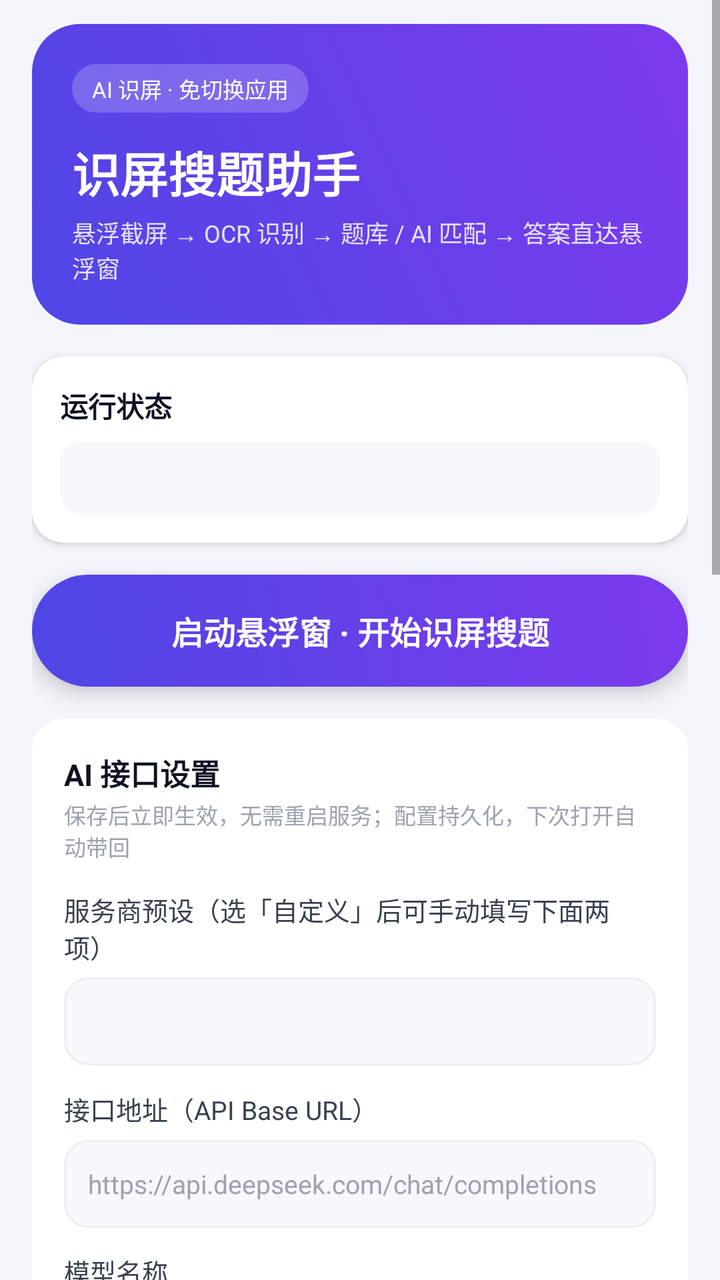
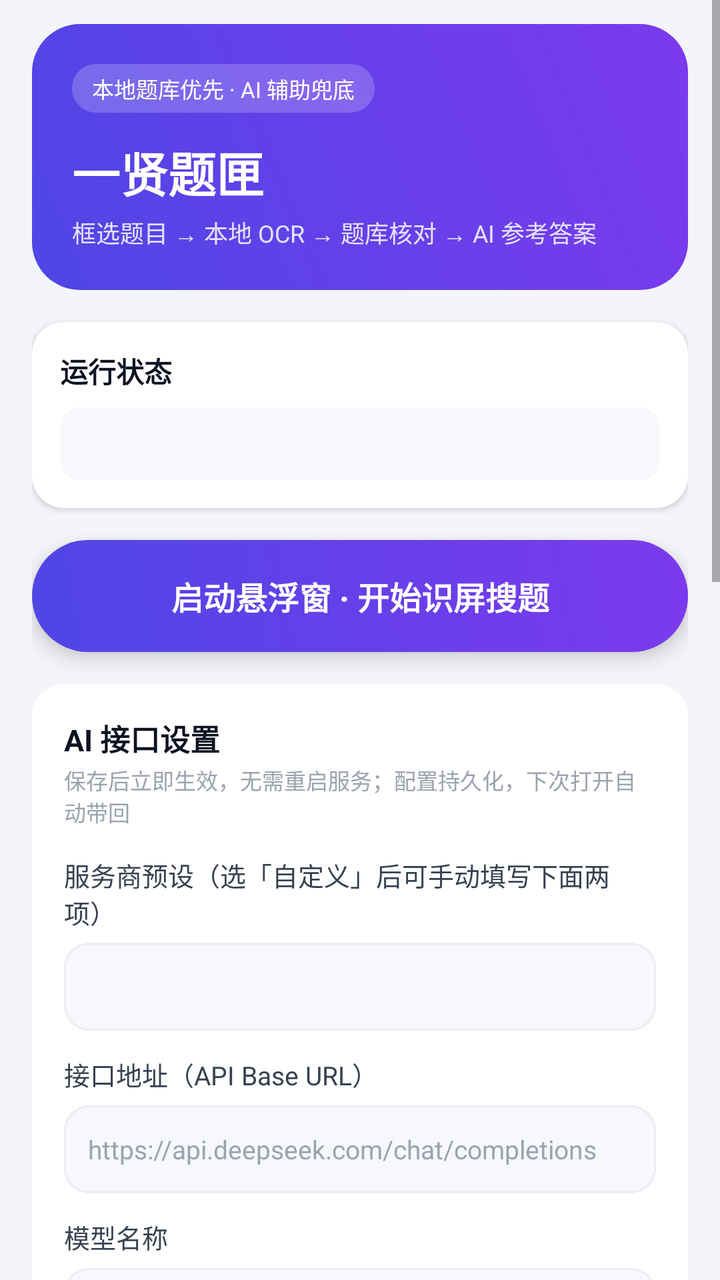

Before-and-after screenshots of an Android layout around one commit, followed by the original layout XML and the change that was made.
<!-- AndroidManifest.xml: application theme Theme.SearchHelper -->
<!-- res/layout/activity_main.xml -->
<?xml version="1.0" encoding="utf-8"?>
<ScrollView xmlns:android="http://schemas.android.com/apk/res/android"
    android:layout_width="match_parent"
    android:layout_height="match_parent"
    android:background="@color/bg_page"
    android:fillViewport="true">

    <LinearLayout
        android:layout_width="match_parent"
        android:layout_height="wrap_content"
        android:orientation="vertical"
        android:paddingLeft="16dp"
        android:paddingTop="12dp"
        android:paddingRight="16dp"
        android:paddingBottom="32dp">

        

        <LinearLayout
            android:layout_width="match_parent"
            android:layout_height="wrap_content"
            android:background="@drawable/bg_hero_gradient"
            android:orientation="vertical"
            android:padding="20dp">

            <TextView
                android:layout_width="wrap_content"
                android:layout_height="wrap_content"
                android:background="@drawable/bg_btn_tonal_gray"
                android:backgroundTint="#33FFFFFF"
                android:paddingLeft="10dp"
                android:paddingTop="4dp"
                android:paddingRight="10dp"
                android:paddingBottom="4dp"
                android:text="AI 识屏 · 免切换应用"
                android:textColor="#FFFFFF"
                android:textSize="11sp" />

            <TextView
                android:layout_width="match_parent"
                android:layout_height="wrap_content"
                android:layout_marginTop="12dp"
                android:text="识屏搜题助手"
                android:textColor="#FFFFFF"
                android:textSize="24sp"
                android:textStyle="bold" />

            <TextView
                android:layout_width="match_parent"
                android:layout_height="wrap_content"
                android:layout_marginTop="4dp"
                android:text="悬浮截屏 → OCR 识别 → 题库 / AI 匹配 → 答案直达悬浮窗"
                android:textColor="#E4E1FF"
                android:textSize="12sp" />
        </LinearLayout>

        

        <LinearLayout
            android:layout_width="match_parent"
            android:layout_height="wrap_content"
            android:layout_marginTop="16dp"
            android:background="@drawable/bg_card"
            android:elevation="2dp"
            android:orientation="vertical"
            android:padding="14dp">

            <TextView
                android:layout_width="match_parent"
                android:layout_height="wrap_content"
                android:text="运行状态"
                android:textColor="@color/text_primary"
                android:textSize="14sp"
                android:textStyle="bold" />

            <TextView
                android:id="@+id/tv_status"
                android:layout_width="match_parent"
                android:layout_height="wrap_content"
                android:layout_marginTop="8dp"
                android:background="@drawable/bg_field_soft"
                android:padding="10dp"
                android:textColor="@color/text_secondary"
                android:textSize="12sp" />
        </LinearLayout>

        

        <androidx.appcompat.widget.AppCompatButton
            android:id="@+id/btn_start"
            style="@style/Button.CTA"
            android:layout_width="match_parent"
            android:layout_height="56dp"
            android:layout_marginTop="16dp"
            android:text="启动悬浮窗 · 开始识屏搜题" />

        

        <LinearLayout
            android:layout_width="match_parent"
            android:layout_height="wrap_content"
            android:layout_marginTop="16dp"
            android:background="@drawable/bg_card"
            android:elevation="2dp"
            android:orientation="vertical"
            android:padding="16dp">

            <TextView
                android:layout_width="match_parent"
                android:layout_height="wrap_content"
                android:text="AI 接口设置"
                android:textColor="@color/text_primary"
                android:textSize="15sp"
                android:textStyle="bold" />

            <TextView
                android:layout_width="match_parent"
                android:layout_height="wrap_content"
                android:layout_marginTop="2dp"
                android:text="保存后立即生效，无需重启服务；配置持久化，下次打开自动带回"
                android:textColor="@color/text_hint"
                android:textSize="11sp" />

            <TextView
                style="@style/Text.FieldLabel"
                android:layout_width="match_parent"
                android:layout_height="wrap_content"
                android:layout_marginTop="14dp"
                android:text="服务商预设（选「自定义」后可手动填写下面两项）" />

            <FrameLayout
                android:layout_width="match_parent"
                android:layout_height="44dp"
                android:layout_marginTop="6dp"
                android:background="@drawable/bg_input"
                android:paddingLeft="10dp"
                android:paddingRight="6dp">

                <Spinner
                    android:id="@+id/spinner_preset"
                    android:layout_width="match_parent"
                    android:layout_height="match_parent"
                    android:background="@null" />
            </FrameLayout>

            <TextView
                style="@style/Text.FieldLabel"
                android:layout_width="match_parent"
                android:layout_height="wrap_content"
                android:layout_marginTop="12dp"
                android:text="接口地址（API Base URL）" />

            <EditText
                android:id="@+id/et_endpoint"
                android:layout_width="match_parent"
                android:layout_height="44dp"
                android:layout_marginTop="6dp"
                android:background="@drawable/bg_input"
                android:hint="https://api.deepseek.com/chat/completions"
                android:inputType="textUri"
                android:maxLines="1"
                android:paddingLeft="12dp"
                android:paddingRight="12dp"
                android:textColor="@color/text_primary"
                android:textColorHint="@color/text_hint"
                android:textSize="13sp" />

            <TextView
                style="@style/Text.FieldLabel"
                android:layout_width="match_parent"
                android:layout_height="wrap_content"
                android:layout_marginTop="12dp"
                android:text="模型名称" />

            <EditText
                android:id="@+id/et_model"
                android:layout_width="match_parent"
                android:layout_height="44dp"
                android:layout_marginTop="6dp"
                android:background="@drawable/bg_input"
                android:hint="deepseek-chat"
                android:inputType="textNoSuggestions"
                android:maxLines="1"
                android:paddingLeft="12dp"
                android:paddingRight="12dp"
                android:textColor="@color/text_primary"
                android:textColorHint="@color/text_hint"
                android:textSize="13sp" />

            <TextView
                style="@style/Text.FieldLabel"
                android:layout_width="match_parent"
                android:layout_height="wrap_content"
                android:layout_marginTop="12dp"
                android:text="API Key（题库能命中时可不填）" />

            <EditText
                android:id="@+id/et_api_key"
                android:layout_width="match_parent"
                android:layout_height="44dp"
                android:layout_marginTop="6dp"
                android:background="@drawable/bg_input"
                android:hint="sk-xxxxxxxxxxxxxxxx"
                android:importantForAutofill="no"
                android:inputType="textPassword"
                android:maxLines="1"
                android:paddingLeft="12dp"
                android:paddingRight="12dp"
                android:textColor="@color/text_primary"
                android:textColorHint="@color/text_hint"
                android:textSize="13sp" />

            <CheckBox
                android:id="@+id/check_show_key"
                android:layout_width="match_parent"
                android:layout_height="wrap_content"
                android:layout_marginTop="4dp"
                android:text="显示 API Key（明文）"
                android:textColor="@color/text_secondary"
                android:textSize="13sp" />

            <TextView
                android:id="@+id/tv_key_status"
                android:layout_width="match_parent"
                android:layout_height="wrap_content"
                android:layout_marginTop="6dp"
                android:background="@drawable/bg_field_soft"
                android:padding="10dp"
                android:textColor="@color/text_secondary"
                android:textSize="12sp" />

            <LinearLayout
                android:layout_width="match_parent"
                android:layout_height="wrap_content"
                android:layout_marginTop="12dp"
                android:orientation="horizontal">

                <androidx.appcompat.widget.AppCompatButton
                    android:id="@+id/btn_save_ai"
                    style="@style/Button.Primary"
                    android:layout_width="0dp"
                    android:layout_height="46dp"
                    android:layout_weight="1"
                    android:text="保存配置" />

                <androidx.appcompat.widget.AppCompatButton
                    android:id="@+id/btn_test_ai"
                    style="@style/Button.Outline"
                    android:layout_width="0dp"
                    android:layout_height="46dp"
                    android:layout_marginStart="10dp"
                    android:layout_weight="1"
                    android:text="测试连接" />
            </LinearLayout>

            <androidx.appcompat.widget.AppCompatButton
                android:id="@+id/btn_reset_ai"
                style="@style/Button.TonalGray"
                android:layout_width="match_parent"
                android:layout_height="40dp"
                android:layout_marginTop="10dp"
                android:text="恢复默认接口（DeepSeek）"
                android:textSize="12sp" />
        </LinearLayout>

        

        <LinearLayout
            android:layout_width="match_parent"
            android:layout_height="wrap_content"
            android:layout_marginTop="16dp"
            android:background="@drawable/bg_card"
            android:elevation="2dp"
            android:orientation="vertical"
            android:padding="16dp">

            <TextView
                android:layout_width="match_parent"
                android:layout_height="wrap_content"
                android:text="识别区域"
                android:textColor="@color/text_primary"
                android:textSize="15sp"
                android:textStyle="bold" />

            <TextView
                android:layout_width="match_parent"
                android:layout_height="wrap_content"
                android:layout_marginTop="2dp"
                android:text="截屏搜题时识别屏幕的哪一部分"
                android:textColor="@color/text_hint"
                android:textSize="11sp" />

            <FrameLayout
                android:layout_width="match_parent"
                android:layout_height="44dp"
                android:layout_marginTop="10dp"
                android:background="@drawable/bg_input"
                android:paddingLeft="10dp"
                android:paddingRight="6dp">

                <Spinner
                    android:id="@+id/spinner_region"
                    android:layout_width="match_parent"
                    android:layout_height="match_parent"
                    android:background="@null" />
            </FrameLayout>

            <LinearLayout
                android:layout_width="match_parent"
                android:layout_height="wrap_content"
                android:layout_marginTop="8dp"
                android:gravity="center_vertical"
                android:orientation="horizontal">

                <TextView
                    android:id="@+id/tv_region_hint"
                    android:layout_width="0dp"
                    android:layout_height="wrap_content"
                    android:layout_weight="1"
                    android:background="@drawable/bg_field_soft"
                    android:padding="10dp"
                    android:textColor="@color/text_secondary"
                    android:textSize="12sp" />

                <androidx.appcompat.widget.AppCompatButton
                    android:id="@+id/btn_clear_region"
                    style="@style/Button.TonalGray"
                    android:layout_width="wrap_content"
                    android:layout_height="40dp"
                    android:layout_marginStart="8dp"
                    android:paddingLeft="12dp"
                    android:paddingRight="12dp"
                    android:text="清除已存区域"
                    android:textSize="12sp" />
            </LinearLayout>
        </LinearLayout>

        

        <LinearLayout
            android:layout_width="match_parent"
            android:layout_height="wrap_content"
            android:layout_marginTop="16dp"
            android:background="@drawable/bg_card"
            android:elevation="2dp"
            android:orientation="vertical"
            android:padding="16dp">

            <TextView
                android:layout_width="match_parent"
                android:layout_height="wrap_content"
                android:text="题库管理"
                android:textColor="@color/text_primary"
                android:textSize="15sp"
                android:textStyle="bold" />

            <TextView
                android:layout_width="match_parent"
                android:layout_height="wrap_content"
                android:layout_marginTop="2dp"
                android:text="支持 .xlsx / .csv / .txt，导入时可指定列"
                android:textColor="@color/text_hint"
                android:textSize="11sp" />

            <LinearLayout
                android:layout_width="match_parent"
                android:layout_height="wrap_content"
                android:layout_marginTop="12dp"
                android:orientation="horizontal">

                <androidx.appcompat.widget.AppCompatButton
                    android:id="@+id/btn_import"
                    style="@style/Button.TonalIndigo"
                    android:layout_width="0dp"
                    android:layout_height="46dp"
                    android:layout_weight="1"
                    android:text="导入题库" />

                <androidx.appcompat.widget.AppCompatButton
                    android:id="@+id/btn_clear"
                    style="@style/Button.TonalDanger"
                    android:layout_width="0dp"
                    android:layout_height="46dp"
                    android:layout_marginStart="10dp"
                    android:layout_weight="1"
                    android:text="清空导入题库" />
            </LinearLayout>
        </LinearLayout>

        

        <androidx.appcompat.widget.AppCompatButton
            android:id="@+id/btn_stop"
            style="@style/Button.TonalGray"
            android:layout_width="match_parent"
            android:layout_height="46dp"
            android:layout_marginTop="16dp"
            android:text="停止服务并关闭悬浮窗" />

    </LinearLayout>
</ScrollView>
<!-- resources referenced by this layout -->
<resources>
  <color name="bg_page">#F4F5FA</color>
  <color name="text_hint">#9CA3AF</color>
  <color name="text_primary">#0F1222</color>
  <color name="text_secondary">#6B7280</color>
  <!-- drawable bg_btn_tonal_gray (drawable) -->
  <?xml version="1.0" encoding="utf-8"?>
  <shape xmlns:android="http://schemas.android.com/apk/res/android">
      <solid android:color="#EEF0F5" />
      <corners android:radius="12dp" />
  </shape>
  <!-- drawable bg_card (drawable) -->
  <?xml version="1.0" encoding="utf-8"?>
  <shape xmlns:android="http://schemas.android.com/apk/res/android">
      <solid android:color="@color/card" />
      <corners android:radius="16dp" />
  </shape>
  <!-- drawable bg_field_soft (drawable) -->
  <?xml version="1.0" encoding="utf-8"?>
  <shape xmlns:android="http://schemas.android.com/apk/res/android">
      <solid android:color="@color/field" />
      <corners android:radius="10dp" />
  </shape>
  <!-- drawable bg_hero_gradient (drawable) -->
  <?xml version="1.0" encoding="utf-8"?>
  <shape xmlns:android="http://schemas.android.com/apk/res/android">
      <gradient
          android:angle="45"
          android:startColor="@color/primary"
          android:endColor="@color/primary_end" />
      <corners android:radius="24dp" />
  </shape>
  <!-- drawable bg_input (drawable) -->
  <?xml version="1.0" encoding="utf-8"?>
  <shape xmlns:android="http://schemas.android.com/apk/res/android">
      <solid android:color="@color/field" />
      <stroke
          android:width="1dp"
          android:color="@color/field_stroke" />
      <corners android:radius="12dp" />
  </shape>
  <style name="Text.FieldLabel" parent="TextAppearance.AppCompat">
          <item name="android:textColor">#374151</item>
          <item name="android:textSize">13sp</item>
      </style>
  <color name="card">#FFFFFF</color>
  <color name="field">#F7F8FC</color>
  <color name="primary">#4F46E5</color>
  <color name="primary_end">#7C3AED</color>
  <color name="field_stroke">#ECEDF4</color>
  <!-- drawable bg_btn_cta (drawable) -->
  <?xml version="1.0" encoding="utf-8"?>
  <shape xmlns:android="http://schemas.android.com/apk/res/android">
      <gradient
          android:angle="45"
          android:startColor="@color/primary"
          android:endColor="@color/primary_end" />
      <corners android:radius="28dp" />
  </shape>
  <!-- drawable bg_btn_outline (drawable) -->
  <?xml version="1.0" encoding="utf-8"?>
  <shape xmlns:android="http://schemas.android.com/apk/res/android">
      <solid android:color="@color/card" />
      <stroke
          android:width="1dp"
          android:color="@color/stroke_subtle" />
      <corners android:radius="16dp" />
  </shape>
  <!-- drawable bg_btn_primary (drawable) -->
  <?xml version="1.0" encoding="utf-8"?>
  <shape xmlns:android="http://schemas.android.com/apk/res/android">
      <gradient
          android:angle="45"
          android:startColor="@color/primary"
          android:endColor="@color/primary_end" />
      <corners android:radius="16dp" />
  </shape>
  <!-- drawable bg_btn_tonal_danger (drawable) -->
  <?xml version="1.0" encoding="utf-8"?>
  <shape xmlns:android="http://schemas.android.com/apk/res/android">
      <solid android:color="@color/danger_tint" />
      <corners android:radius="12dp" />
  </shape>
  <color name="danger">#FF6B35</color>
  <!-- drawable bg_btn_tonal_indigo (drawable) -->
  <?xml version="1.0" encoding="utf-8"?>
  <shape xmlns:android="http://schemas.android.com/apk/res/android">
      <solid android:color="@color/primary_tint" />
      <corners android:radius="12dp" />
  </shape>
  <color name="accent">#10B981</color>
  <color name="stroke_subtle">#E4E6F0</color>
  <color name="danger_tint">#FFF0EA</color>
  <color name="primary_tint">#EEF0FE</color>
  <!-- unchanged entries left out for length: 7 -->
</resources>

<!-- the commit's change to res/layout/activity_main.xml (unified diff, before → after) -->
@@ -32,7 +32,7 @@
                 android:paddingTop="4dp"
                 android:paddingRight="10dp"
                 android:paddingBottom="4dp"
-                android:text="AI 识屏 · 免切换应用"
+                android:text="本地题库优先 · AI 辅助兜底"
                 android:textColor="#FFFFFF"
                 android:textSize="11sp" />
 
@@ -40,7 +40,7 @@
                 android:layout_width="match_parent"
                 android:layout_height="wrap_content"
                 android:layout_marginTop="12dp"
-                android:text="识屏搜题助手"
+                android:text="一贤题匣"
                 android:textColor="#FFFFFF"
                 android:textSize="24sp"
                 android:textStyle="bold" />
@@ -49,7 +49,7 @@
                 android:layout_width="match_parent"
                 android:layout_height="wrap_content"
                 android:layout_marginTop="4dp"
-                android:text="悬浮截屏 → OCR 识别 → 题库 / AI 匹配 → 答案直达悬浮窗"
+                android:text="框选题目 → 本地 OCR → 题库核对 → AI 参考答案"
                 android:textColor="#E4E1FF"
                 android:textSize="12sp" />
         </LinearLayout>
